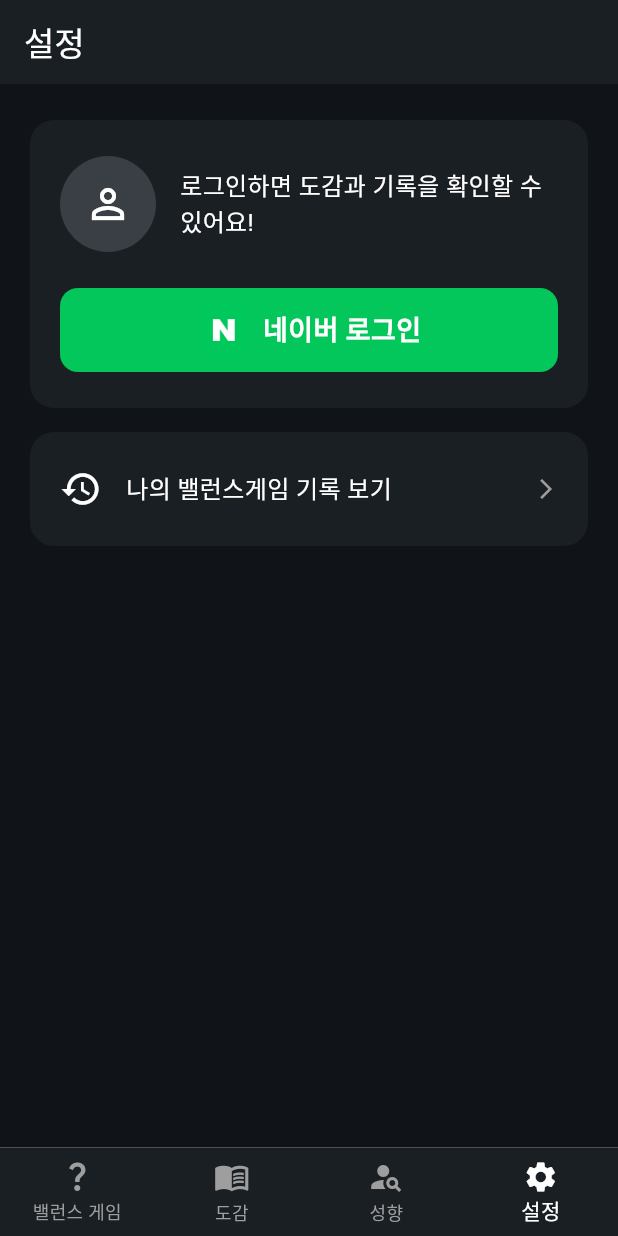
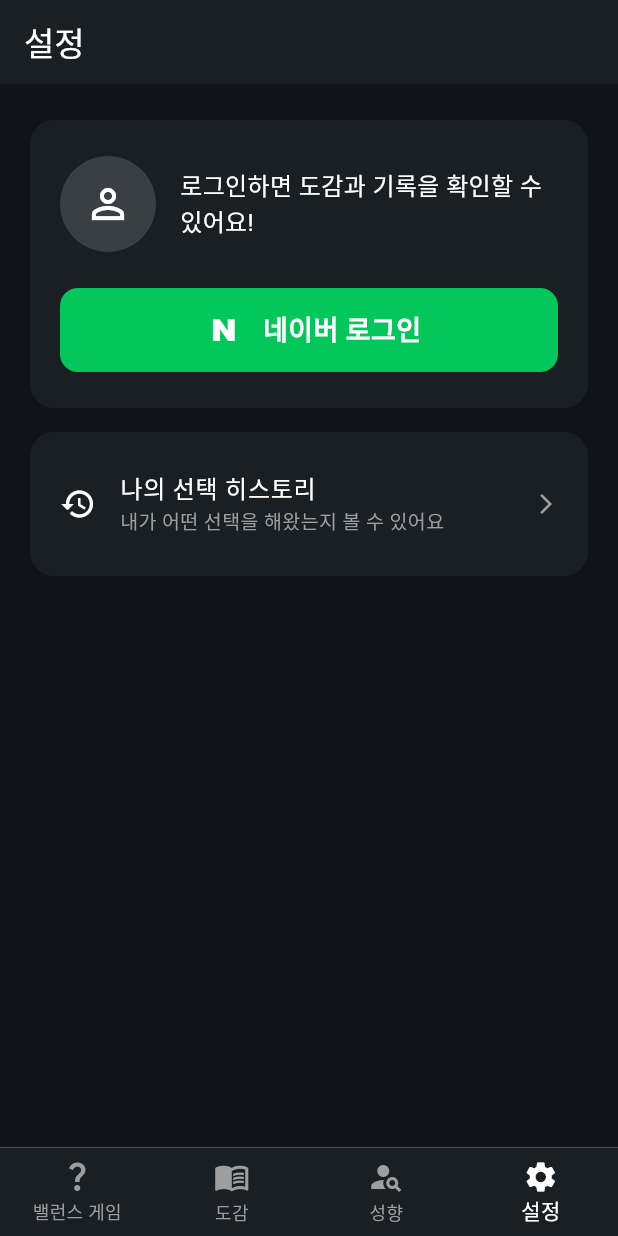
Before and after one commit to niw5924/balance-game, a Flutter app: the screen it shows after launch, item 4 of the bottom bar chosen, on a phone screen of 412 x 824 dp. Run offline on Flutter 3.47's test engine with Material 3 defaults, Android fonts, the phone set to English and light mode, and no system bars; our stand-ins replace another_flushbar, flutter_bloc, flutter_card_swiper, flutter_dotenv, flutter_secure_storage, freezed_annotation and 3 more; missing offline and left inert: flutter_animated_button, flutter_naver_login.

Commit message:
refactor: [record] settings/로 이동

```diff
--- a/lib/record/record_page.dart
+++ b/lib/settings/record/record_page.dart
@@ -3,8 +3,8 @@
 import 'package:intl/intl.dart';
 import 'package:collection/collection.dart';
 
-import '../auth/auth_provider.dart';
-import '../models/category_model.dart';
+import '../../auth/auth_provider.dart';
+import '../../models/category_model.dart';
 import 'record_page_cubit.dart';
 import 'record_page_state.dart';
 
--- a/lib/settings/settings_page.dart
+++ b/lib/settings/settings_page.dart
@@ -1,7 +1,7 @@
 import 'package:flutter/material.dart';
 import 'package:provider/provider.dart';
 import '../auth/auth_provider.dart';
-import '../record/record_page.dart';
+import 'record/record_page.dart';
 import '../widgets/custom_dialog.dart';
 
 class SettingsPage extends StatelessWidget {
@@ -115,36 +115,38 @@
               ),
             ),
             const SizedBox(height: 16),
-            GestureDetector(
-              onTap: () {
-                Navigator.push(
-                  context,
-                  MaterialPageRoute(builder: (_) => const RecordPage()),
-                );
-              },
-              child: Container(
-                padding:
-                    const EdgeInsets.symmetric(horizontal: 20, vertical: 24),
-                decoration: BoxDecoration(
-                  color: const Color(0xFF1A1F24),
+            Material(
+              color: const Color(0xFF1A1F24),
+              borderRadius: BorderRadius.circular(16),
+              child: ListTile(
+                shape: RoundedRectangleBorder(
                   borderRadius: BorderRadius.circular(16),
                 ),
-                child: Row(
-                  children: const [
-                    Icon(Icons.history, color: Colors.white, size: 28),
-                    SizedBox(width: 16),
-                    Expanded(
-                      child: Text(
-                        '나의 밸런스게임 기록 보기',
-                        style: TextStyle(
-                          fontSize: 16,
-                          color: Colors.white,
-                        ),
-                      ),
-                    ),
-                    Icon(Icons.arrow_forward_ios, color: Colors.grey, size: 16),
-                  ],
+                contentPadding:
+                    const EdgeInsets.symmetric(horizontal: 20, vertical: 12),
+                leading: const Icon(Icons.history, color: Colors.white),
+                title: const Text(
+                  '나의 선택 히스토리',
+                  style: TextStyle(
+                    fontSize: 16,
+                    color: Colors.white,
+                  ),
                 ),
+                subtitle: const Text(
+                  '내가 어떤 선택을 해왔는지 볼 수 있어요',
+                  style: TextStyle(
+                    fontSize: 13,
+                    color: Colors.grey,
+                  ),
+                ),
+                trailing: const Icon(Icons.arrow_forward_ios,
+                    color: Colors.grey, size: 16),
+                onTap: () {
+                  Navigator.push(
+                    context,
+                    MaterialPageRoute(builder: (_) => const RecordPage()),
+                  );
+                },
               ),
             ),
           ],
```
Also changed, not shown: lib/settings/record/record_page_cubit.dart (renamed from lib/record/record_page_cubit.dart), lib/settings/record/record_page_state.dart (renamed from lib/record/record_page_state.dart), lib/settings/record/record_page_state.freezed.dart (renamed from lib/record/record_page_state.freezed.dart).
